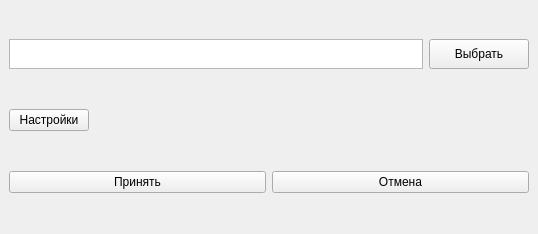
First picture: the form in ui/settings.ui, repository USATU-Project/DesktopHelper, before the edit.
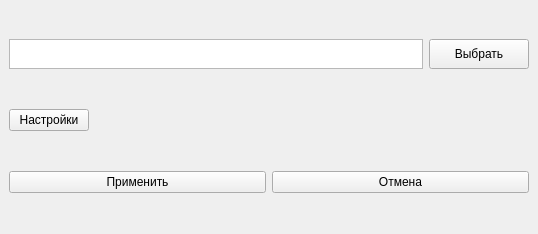
Second picture: the form after the edit.

Commit message: add ui edit name accept

```diff
--- a/ui/settings.ui
+++ b/ui/settings.ui
@@ -94,7 +94,7 @@
            </font>
           </property>
           <property name="text">
-           <string>Принять</string>
+           <string>Применить</string>
           </property>
          </widget>
         </item>
```
